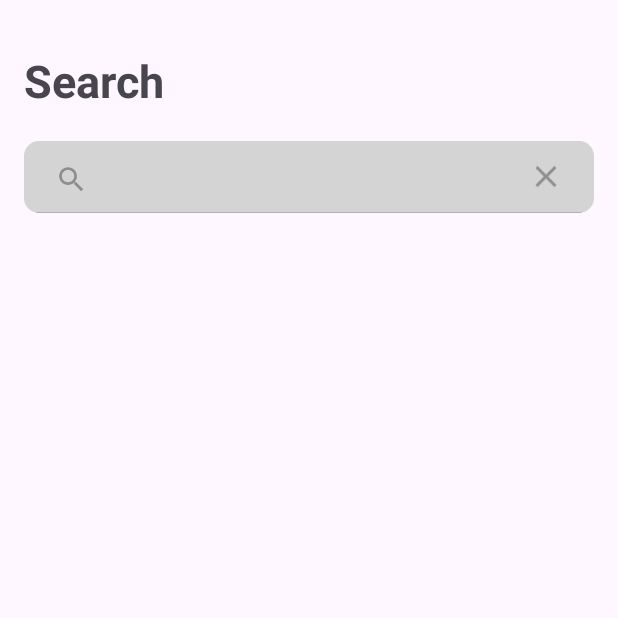
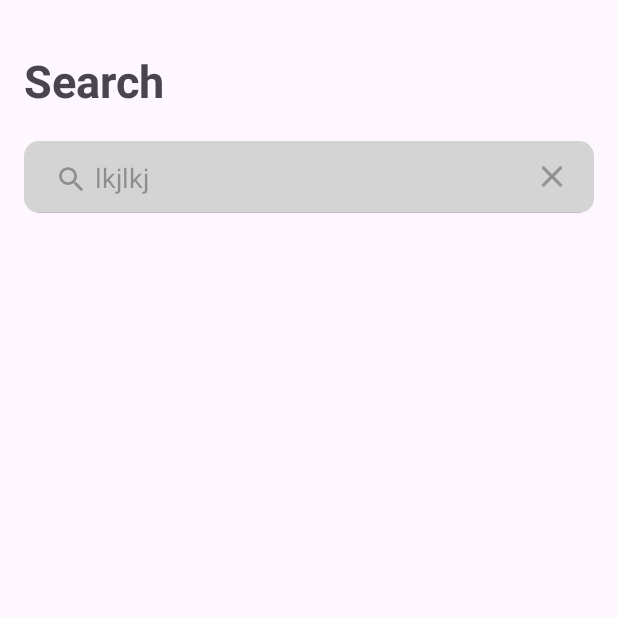
Before and after one commit to Xek0mb1k/MovieApp, an Android app: the fragment SearchFragment shown on its own in the app's theme, after a tap on "Search", on a phone screen of 412 x 824 dp, the top half of it. Run offline under Robolectric (Android 15) with nearby library versions, the phone set to English and light mode, and no system bars.

Commit message:
created bottom bar and set icons and colors

```diff
--- a/app/src/main/java/com/example/movieapp/SearchFragment.kt
+++ /dev/null
@@ -1,59 +0,0 @@
-package com.example.movieapp
-
-import android.os.Bundle
-import androidx.fragment.app.Fragment
-import android.view.LayoutInflater
-import android.view.View
-import android.view.ViewGroup
-
-// TODO: Rename parameter arguments, choose names that match
-// the fragment initialization parameters, e.g. ARG_ITEM_NUMBER
-private const val ARG_PARAM1 = "param1"
-private const val ARG_PARAM2 = "param2"
-
-/**
- * A simple [Fragment] subclass.
- * Use the [SearchFragment.newInstance] factory method to
- * create an instance of this fragment.
- */
-class SearchFragment : Fragment() {
-    // TODO: Rename and change types of parameters
-    private var param1: String? = null
-    private var param2: String? = null
-
-    override fun onCreate(savedInstanceState: Bundle?) {
-        super.onCreate(savedInstanceState)
-        arguments?.let {
-            param1 = it.getString(ARG_PARAM1)
-            param2 = it.getString(ARG_PARAM2)
-        }
-    }
-
-    override fun onCreateView(
-        inflater: LayoutInflater, container: ViewGroup?,
-        savedInstanceState: Bundle?
-    ): View? {
-        // Inflate the layout for this fragment
-        return inflater.inflate(R.layout.fragment_search, container, false)
-    }
-
-    companion object {
-        /**
-         * Use this factory method to create a new instance of
-         * this fragment using the provided parameters.
-         *
-         * @param param1 Parameter 1.
-         * @param param2 Parameter 2.
-         * @return A new instance of fragment SearchFragment.
-         */
-        // TODO: Rename and change types and number of parameters
-        @JvmStatic
-        fun newInstance(param1: String, param2: String) =
-            SearchFragment().apply {
-                arguments = Bundle().apply {
-                    putString(ARG_PARAM1, param1)
-                    putString(ARG_PARAM2, param2)
-                }
-            }
-    }
-}
--- a/app/src/main/java/com/example/movieapp/presentation/MainActivity.kt
+++ b/app/src/main/java/com/example/movieapp/presentation/MainActivity.kt
@@ -1,9 +1,10 @@
 package com.example.movieapp.presentation
 
+import android.os.Bundle
 import androidx.appcompat.app.AppCompatActivity
-import android.os.Bundle
 import com.example.movieapp.databinding.ActivityMainBinding
 import org.koin.androidx.viewmodel.ext.android.viewModel
+
 
 class MainActivity : AppCompatActivity() {
     private val vm by viewModel<MainViewModel>()
--- /dev/null
+++ b/app/src/main/java/com/example/movieapp/presentation/SearchFragment.kt
@@ -0,0 +1,24 @@
+package com.example.movieapp.presentation
+
+import android.os.Bundle
+import android.view.LayoutInflater
+import android.view.View
+import android.view.ViewGroup
+import androidx.fragment.app.Fragment
+import com.example.movieapp.R
+
+
+class SearchFragment : Fragment() {
+    override fun onCreate(savedInstanceState: Bundle?) {
+        super.onCreate(savedInstanceState)
+
+    }
+
+    override fun onCreateView(
+        inflater: LayoutInflater, container: ViewGroup?,
+        savedInstanceState: Bundle?
+    ): View? {
+        // Inflate the layout for this fragment
+        return inflater.inflate(R.layout.fragment_search, container, false)
+    }
+}
--- /dev/null
+++ b/app/src/main/res/drawable/bookmark_icon_selector.xml
@@ -0,0 +1,5 @@
+<?xml version="1.0" encoding="utf-8"?>
+<selector xmlns:android="http://schemas.android.com/apk/res/android">
+    <item android:drawable="@drawable/bookmark_active" android:state_checked="true" />
+    <item android:drawable="@drawable/bookmark_default" android:state_checked="false" />
+</selector>
--- /dev/null
+++ b/app/src/main/res/drawable/bottom_bar_colors.xml
@@ -0,0 +1,5 @@
+<?xml version="1.0" encoding="utf-8"?>
+<selector xmlns:android="http://schemas.android.com/apk/res/android">
+    <item android:color="@color/yellow" android:state_checked="true" />
+    <item android:color="?attr/iconTint" android:state_checked="false" />
+</selector>
--- /dev/null
+++ b/app/src/main/res/drawable/search_icon_selector.xml
@@ -0,0 +1,5 @@
+<?xml version="1.0" encoding="utf-8"?>
+<selector xmlns:android="http://schemas.android.com/apk/res/android">
+    <item android:drawable="@drawable/search_active" android:state_checked="true" />
+    <item android:drawable="@drawable/search_default" android:state_checked="false" />
+</selector>
--- a/app/src/main/res/layout/activity_main.xml
+++ b/app/src/main/res/layout/activity_main.xml
@@ -9,6 +9,7 @@
     <FrameLayout
         android:id="@+id/fragment"
         android:layout_width="0dp"
+        android:background="?attr/backgroundColor"
         android:layout_height="0dp"
         app:layout_constraintBottom_toTopOf="@+id/bottomNavigationView"
         app:layout_constraintEnd_toEndOf="parent"
@@ -19,8 +20,11 @@
         android:id="@+id/bottomNavigationView"
         android:layout_width="match_parent"
         android:layout_height="wrap_content"
+        app:labelVisibilityMode="unlabeled"
+        android:background="?attr/backgroundColor"
         app:layout_constraintBottom_toBottomOf="parent"
         app:layout_constraintEnd_toEndOf="parent"
         app:layout_constraintStart_toStartOf="parent"
-        app:menu="@menu/bottom_nav_menu"/>
+        app:itemIconTint="@drawable/bottom_bar_colors"
+        app:menu="@menu/bottom_nav_menu" />
 </androidx.constraintlayout.widget.ConstraintLayout>
--- a/app/src/main/res/layout/fragment_bookmarks.xml
+++ b/app/src/main/res/layout/fragment_bookmarks.xml
@@ -3,7 +3,7 @@
     xmlns:tools="http://schemas.android.com/tools"
     android:layout_width="match_parent"
     android:layout_height="match_parent"
-    tools:context=".BookmarksFragment">
+    tools:context=".presentation.BookmarksFragment">
 
     <!-- TODO: Update blank fragment layout -->
     <TextView
--- a/app/src/main/res/layout/fragment_search.xml
+++ b/app/src/main/res/layout/fragment_search.xml
@@ -3,7 +3,8 @@
     xmlns:tools="http://schemas.android.com/tools"
     android:layout_width="match_parent"
     android:layout_height="match_parent"
-    tools:context=".SearchFragment">
+    xmlns:app="http://schemas.android.com/apk/res-auto"
+    tools:context=".presentation.SearchFragment">
 
     <LinearLayout
         android:layout_width="match_parent"
@@ -21,7 +22,9 @@
             android:textSize="30sp"
             android:textStyle="bold" />
 
-        <SearchView
+        <androidx.appcompat.widget.SearchView
+            android:hint="Input your query"
+            app:queryHint="lkjlkj"
             android:layout_width="match_parent"
             android:layout_height="wrap_content"
             android:layout_marginTop="20dp"
--- a/app/src/main/res/values-night/themes.xml
+++ b/app/src/main/res/values-night/themes.xml
@@ -5,5 +5,7 @@
         <!-- <item name="colorPrimary">@color/my_dark_primary</item> -->
         <item name="cardBackgroundColor">@color/dark_gray</item>
         <item name="rippleColor">@color/ripple_color_dark</item>
+        <item name="backgroundColor">@color/black</item>
+        <item name="iconTint">@color/white</item>
     </style>
 </resources>
--- a/app/src/main/res/values/colors.xml
+++ b/app/src/main/res/values/colors.xml
@@ -1,7 +1,7 @@
 <?xml version="1.0" encoding="utf-8"?>
 <resources>
     <color name="black">#FF111111</color>
-    <color name="white">#FFFFFFFF</color>
+    <color name="white">#FFF0F0F0</color>
     <color name="yellow">#FFFFC700</color>
     <color name="gray">#FFD4D4D4</color>
     <color name="dark_gray">#FF2A2A2A</color>
@@ -9,4 +9,5 @@
 
     <color name="ripple_color_light">#20FFFFFF</color>
     <color name="ripple_color_dark">#20000000</color>
+
 </resources>
--- a/app/src/main/res/values/themes.xml
+++ b/app/src/main/res/values/themes.xml
@@ -2,9 +2,17 @@
     <!-- Base application theme. -->
     <style name="Base.Theme.MovieApp" parent="Theme.Material3.DayNight.NoActionBar">
         <!-- Customize your light theme here. -->
-        <!-- <item name="colorPrimary">@color/my_light_primary</item> -->
+        <item name="colorPrimary">@color/white</item>
+        <item name="colorOnPrimary">@color/white</item>
+        <item name="colorSecondary">@color/white</item>
+        <item name="colorOnSecondary">@color/white</item>
+
         <item name="cardBackgroundColor">@color/gray</item>
         <item name="rippleColor">@color/ripple_color_light</item>
+        <item name="backgroundColor">@color/white</item>
+        <item name="iconTint">@color/black</item>
+
+
     </style>
 
     <style name="Theme.MovieApp" parent="Base.Theme.MovieApp" />
```
Also changed, not shown: app/src/main/java/com/example/movieapp/BookmarksFragment.kt (deleted, +0 -59 lines), app/src/main/java/com/example/movieapp/presentation/BookmarksFragment.kt (added, +25 -0 lines), app/src/main/res/menu/bottom_nav_menu.xml (+4 -7 lines).
